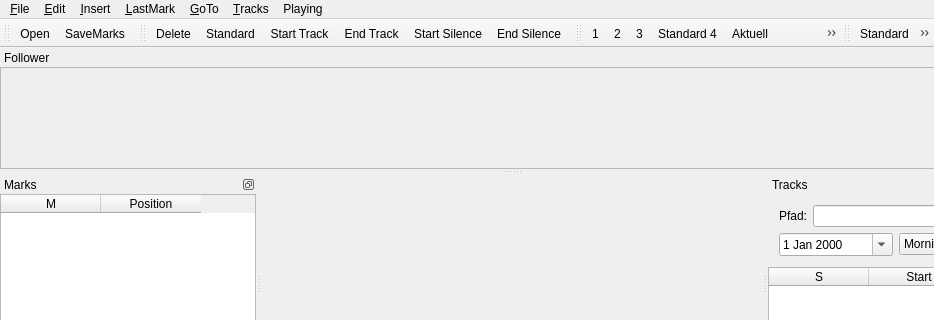
Qt form mainwindow.ui (audioprog/RecMasterNCutter) before a commit; both pictures show x 0 to 934 and y 0 to 320 of the 1024 by 554 pixel window.
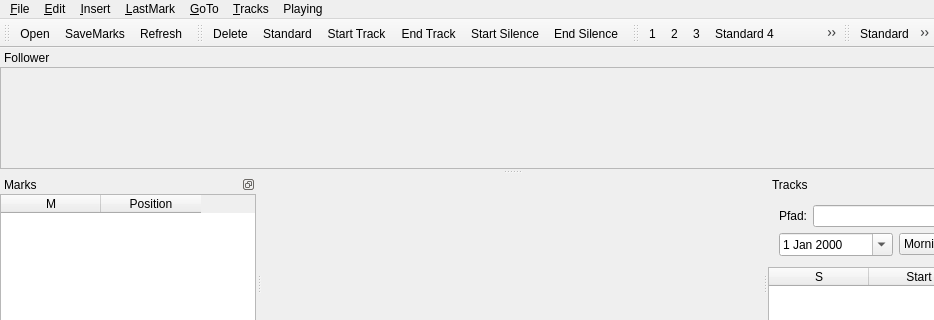
The same form after that commit. Icons and pictures are not drawn. Custom widgets are drawn as their Qt base class.

Patch:
```diff
--- a/mainwindow.ui
+++ b/mainwindow.ui
@@ -129,6 +129,7 @@
    </attribute>
    <addaction name="action_Open"/>
    <addaction name="actionSaveMarks"/>
+   <addaction name="actionRefresh"/>
   </widget>
   <widget class="QToolBar" name="tbarEditMark">
    <attribute name="toolBarArea">
@@ -870,6 +871,15 @@
     <string>Standard 4</string>
    </property>
   </action>
+  <action name="actionRefresh">
+   <property name="icon">
+    <iconset resource="icons.qrc">
+     <normaloff>:/symbols/refresh</normaloff>:/symbols/refresh</iconset>
+   </property>
+   <property name="text">
+    <string>Refresh</string>
+   </property>
+  </action>
  </widget>
  <layoutdefault spacing="6" margin="11"/>
  <customwidgets>
```
Left out of the diff: 8 changed lines with no effect on the pictures.
